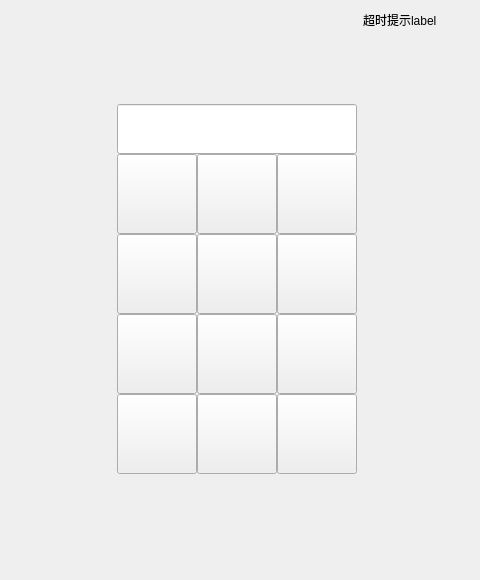
The window that widgets/inputpage.ui (ChaoII/fram-qt) describes before a commit, drawn with Qt 5.
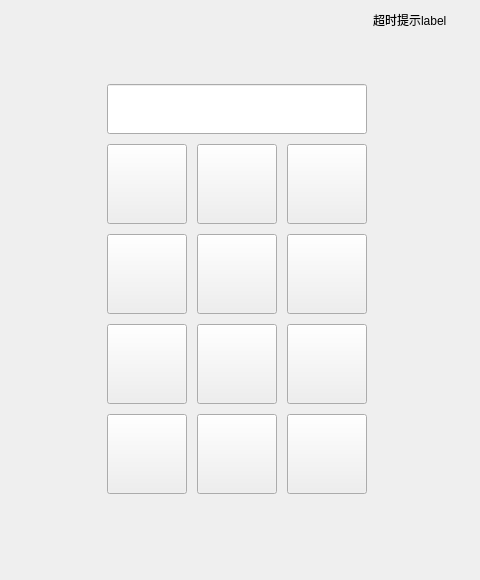
The same window after the commit. Icons and pictures are not drawn.

The edit to the form file:
```diff
--- a/widgets/inputpage.ui
+++ b/widgets/inputpage.ui
@@ -30,7 +30,7 @@
      <item>
       <layout class="QGridLayout" name="gridLayout_3">
        <property name="spacing">
-        <number>0</number>
+        <number>10</number>
        </property>
        <item row="1" column="0">
         <widget class="QPushButton" name="pb_1">
```
